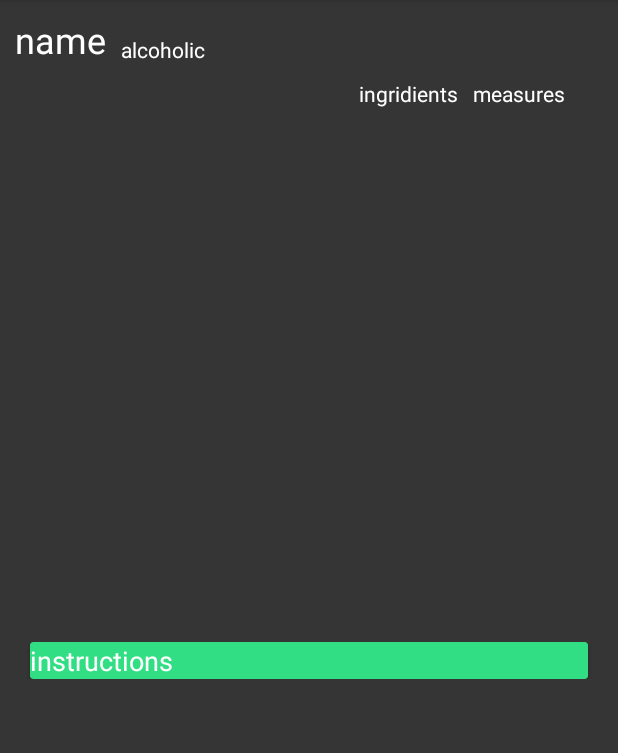
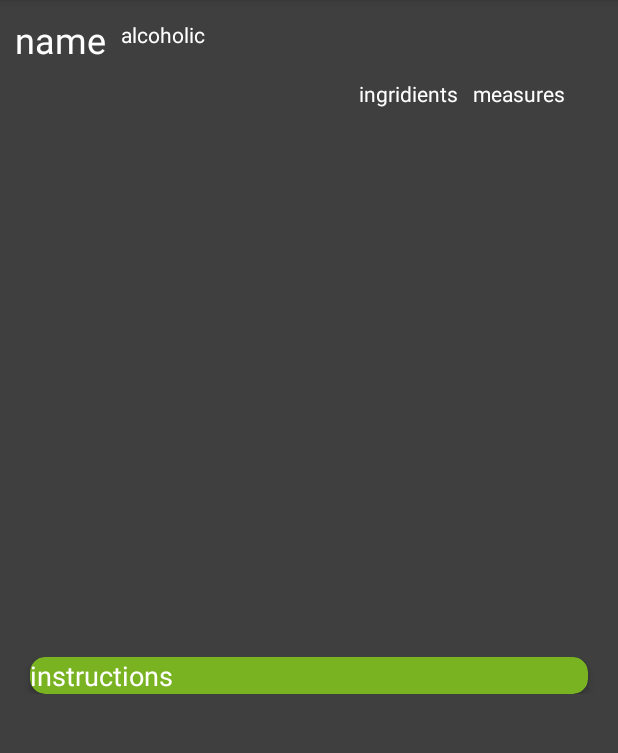
Before and after one commit to orendinur/android-final-project, an Android app: the DescriptionFragment screen opened through its navigation route, on a phone screen of 412 x 824 dp, the part 84-837 px from its top. Run offline under Robolectric (Android 15) with nearby library versions, the phone set to English and light mode, and no system bars; our stand-ins replace Dagger/Hilt's generated code; pictures from the network do not load.

Commit message:
Added a Toast when no info is fetched from the API and a design

```diff
--- a/app/src/main/res/layout/fragment_cocktail_description.xml
+++ b/app/src/main/res/layout/fragment_cocktail_description.xml
@@ -31,14 +31,17 @@
             android:id="@+id/coktailImage"
             android:layout_width="189dp"
             android:layout_height="365dp"
-            android:scaleType="centerCrop"
+            android:scaleType="center"
+
             android:adjustViewBounds="true"
             android:layout_marginLeft="40dp"
+            android:layout_marginTop="10dp"
             android:textColor="@color/white"
-            app:layout_constraintBottom_toTopOf="@id/instructions"
             app:layout_constraintStart_toStartOf="parent"
             app:layout_constraintTop_toBottomOf="@id/cokctailName"
-            tools:srcCompat="@tools:sample/backgrounds/scenic" />
+            tools:srcCompat="@tools:sample/backgrounds/scenic"
+
+            />
 
         <TextView
             android:id="@+id/isAlcoholic"
@@ -47,6 +50,8 @@
             android:layout_marginLeft="10dp"
 
             android:text="alcoholic"
+            android:layout_marginBottom="10dp"
+
             android:textColor="@color/white"
             tools:layout_editor_absoluteX="308dp"
             tools:layout_editor_absoluteY="278dp"
@@ -63,12 +68,14 @@
 
             android:layout_marginLeft="16dp"
             android:textColor="@color/white"
+            android:layout_marginTop="10dp"
 
             android:text="ingridients"
             app:layout_constraintBottom_toTopOf="@id/coktailImage"
             app:layout_constraintLeft_toRightOf="@id/coktailImage"
             app:layout_constraintTop_toBottomOf="@id/cokctailName"
             app:layout_constraintRight_toLeftOf="@id/measures"
+
             app:layout_constraintVertical_bias="0.0" />
 
         <TextView
@@ -77,6 +84,7 @@
             android:layout_height="wrap_content"
             android:layout_margin="10dp"
             android:textColor="@color/white"
+            android:layout_marginTop="10dp"
 
             android:layout_marginLeft="16dp"
 
@@ -100,7 +108,10 @@
                android:layout_height="match_parent"
                android:layout_marginLeft="20dp"
                android:layout_marginRight="20dp"
-               android:backgroundTint="@color/description_green">
+               android:backgroundTint="@color/description_instructions"
+               app:cardCornerRadius="10dp"
+               app:cardElevation="3dp"
+               >
 
                <TextView
                    android:id="@+id/instructions"
--- a/app/src/main/res/values/colors.xml
+++ b/app/src/main/res/values/colors.xml
@@ -7,7 +7,7 @@
     <color name="teal_700">#FF018786</color>
     <color name="black">#FF000000</color>
     <color name="white">#FFFFFFFF</color>
-    <color name="description_background">#353535</color>
+    <color name="description_background">#3f3f3f</color>
     <color name="description_green">#32DE84</color>
-    <color name="description_instructions">#fffdd3</color>
+    <color name="description_instructions">#79b321</color>
 </resources>
```
Also changed, not shown: app/src/main/java/com/example/androidfinalproject/ui/DescriptionFragment.kt (+41 -35 lines).
